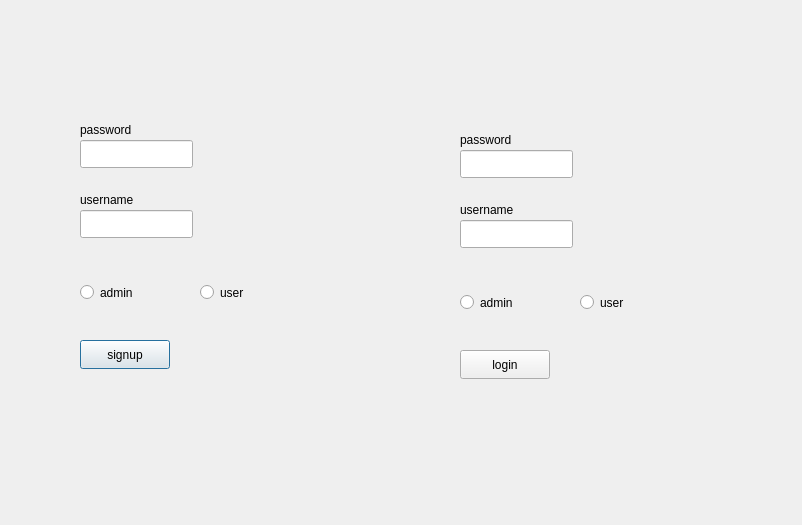
Above: online_store/login_page.ui from niki548/Online_store before the change. Below: the same form after it.
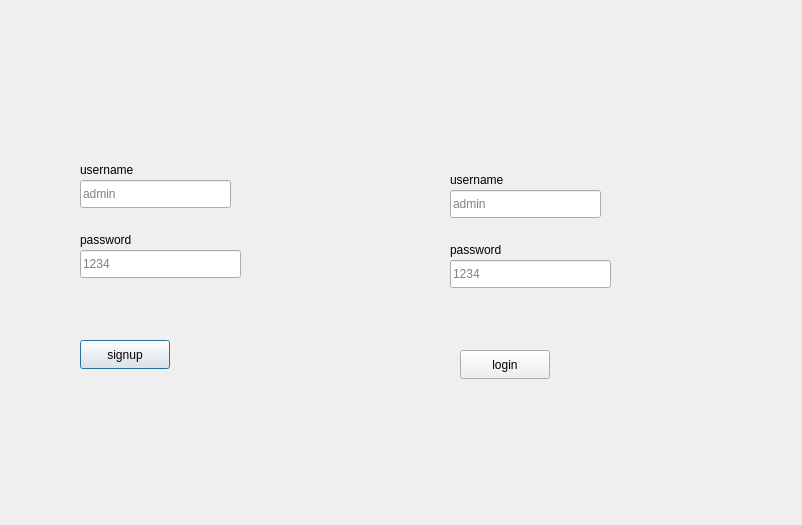
That is the form after the change.

What changed in the file:
```diff
--- a/online_store/login_page.ui
+++ b/online_store/login_page.ui
@@ -17,7 +17,7 @@
    <property name="geometry">
     <rect>
      <x>80</x>
-     <y>120</y>
+     <y>230</y>
      <width>81</width>
      <height>20</height>
     </rect>
@@ -30,7 +30,7 @@
    <property name="geometry">
     <rect>
      <x>80</x>
-     <y>190</y>
+     <y>160</y>
      <width>81</width>
      <height>20</height>
     </rect>
@@ -39,51 +39,31 @@
     <string>username</string>
    </property>
   </widget>
-  <widget class="QRadioButton" name="radioButton">
-   <property name="geometry">
-    <rect>
-     <x>80</x>
-     <y>280</y>
-     <width>111</width>
-     <height>25</height>
-    </rect>
-   </property>
-   <property name="text">
-    <string>admin</string>
-   </property>
-  </widget>
-  <widget class="QRadioButton" name="radioButton_2">
-   <property name="geometry">
-    <rect>
-     <x>200</x>
-     <y>280</y>
-     <width>111</width>
-     <height>25</height>
-    </rect>
-   </property>
-   <property name="text">
-    <string>user</string>
-   </property>
-  </widget>
   <widget class="QLineEdit" name="ln_pass">
    <property name="geometry">
     <rect>
      <x>80</x>
-     <y>140</y>
-     <width>113</width>
+     <y>250</y>
+     <width>161</width>
      <height>28</height>
     </rect>
    </property>
+   <property name="placeholderText">
+    <string>1234</string>
+   </property>
   </widget>
   <widget class="QLineEdit" name="ln_user">
    <property name="geometry">
     <rect>
      <x>80</x>
-     <y>210</y>
-     <width>113</width>
+     <y>180</y>
+     <width>151</width>
      <height>28</height>
     </rect>
    </property>
+   <property name="placeholderText">
+    <string>admin</string>
+   </property>
   </widget>
   <widget class="QPushButton" name="pushButton">
    <property name="geometry">
@@ -101,52 +81,32 @@
   <widget class="QLineEdit" name="ln_pass_2">
    <property name="geometry">
     <rect>
-     <x>460</x>
-     <y>150</y>
-     <width>113</width>
+     <x>450</x>
+     <y>260</y>
+     <width>161</width>
      <height>28</height>
     </rect>
    </property>
    <property name="text">
     <string/>
    </property>
+   <property name="placeholderText">
+    <string>1234</string>
+   </property>
   </widget>
   <widget class="QLineEdit" name="ln_user_2">
    <property name="geometry">
     <rect>
-     <x>460</x>
-     <y>220</y>
-     <width>113</width>
+     <x>450</x>
+     <y>190</y>
+     <width>151</width>
      <height>28</height>
     </rect>
    </property>
    <property name="text">
     <string/>
    </property>
-  </widget>
-  <widget class="QRadioButton" name="radioButton_3">
-   <property name="geometry">
-    <rect>
-     <x>580</x>
-     <y>290</y>
-     <width>111</width>
-     <height>25</height>
-    </rect>
-   </property>
-   <property name="text">
-    <string>user</string>
-   </property>
-  </widget>
-  <widget class="QRadioButton" name="radioButton_4">
-   <property name="geometry">
-    <rect>
-     <x>460</x>
-     <y>290</y>
-     <width>111</width>
-     <height>25</height>
-    </rect>
-   </property>
-   <property name="text">
+   <property name="placeholderText">
     <string>admin</string>
    </property>
   </widget>
@@ -166,8 +126,8 @@
   <widget class="QLabel" name="label_3">
    <property name="geometry">
     <rect>
-     <x>460</x>
-     <y>130</y>
+     <x>450</x>
+     <y>240</y>
      <width>81</width>
      <height>20</height>
     </rect>
@@ -179,8 +139,8 @@
   <widget class="QLabel" name="label_4">
    <property name="geometry">
     <rect>
-     <x>460</x>
-     <y>200</y>
+     <x>450</x>
+     <y>170</y>
      <width>81</width>
      <height>20</height>
     </rect>
```
